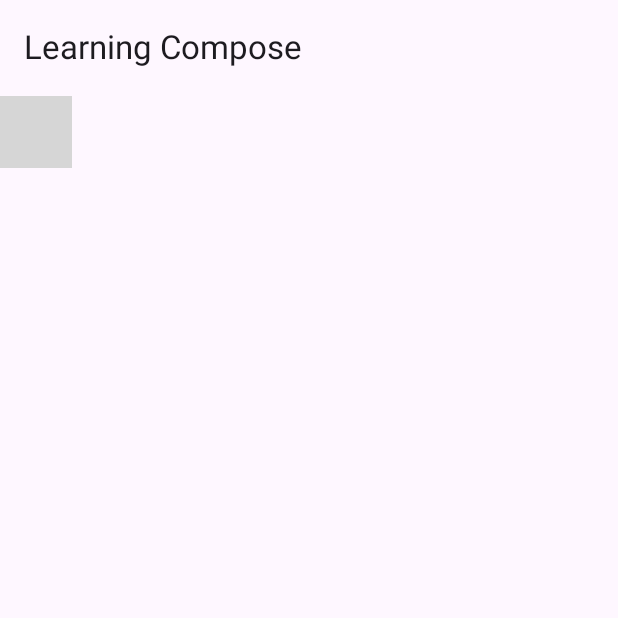
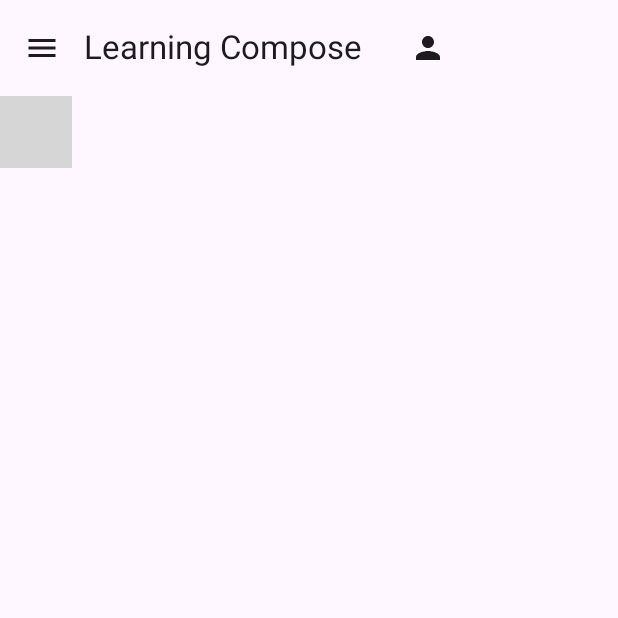
Before and after one commit to martamagui/LearningCompose, an Android app built with Jetpack Compose: the screen it shows after launch (MainActivity), on a phone screen of 412 x 824 dp, the top half of it. Run offline under Robolectric (Android 15) with nearby library versions, the phone set to English and light mode, and no system bars; missing, so only their content is drawn: LearningComposeTheme; pictures from the network do not load; 2 statements that could not run were skipped; grey boxes are pictures that could not be loaded.

Commit message:
Navigation icon

```diff
--- a/app/src/main/java/com/example/learningcompose/MainActivity.kt
+++ b/app/src/main/java/com/example/learningcompose/MainActivity.kt
@@ -8,6 +8,8 @@ import androidx.compose.foundation.layout.*
 import androidx.compose.foundation.lazy.*
 import androidx.compose.foundation.text.BasicTextField
 import androidx.compose.material.icons.Icons
+import androidx.compose.material.icons.filled.Menu
+import androidx.compose.material.icons.filled.Person
 import androidx.compose.material.icons.filled.PlayArrow
 import androidx.compose.material3.*
 import androidx.compose.runtime.Composable
@@ -52,10 +54,23 @@ class MainActivity : ComponentActivity() {
                         topBar = {
                             SmallTopAppBar(
                                 title = {
-                                    Text(
-                                        text = stringResource(id = R.string.app_name)
-                                    )
+                                    Row(verticalAlignment = Alignment.CenterVertically) {
+                                        Text(
+                                            text = stringResource(id = R.string.app_name)
+                                        )
+                                        Spacer(modifier = Modifier.padding(16.dp))
+                                        Icon(Icons.Default.Person, contentDescription = "Person")
+                                    }
+                                },
+                                navigationIcon = {
+                                    IconButton(onClick = { /*TODO*/ }) {
+                                        Icon(
+                                            imageVector = Icons.Default.Menu,
+                                            contentDescription = "icon menu"
+                                        )
+                                    }
                                 }
+
                             )
                         }
                     ) { padding ->
```
